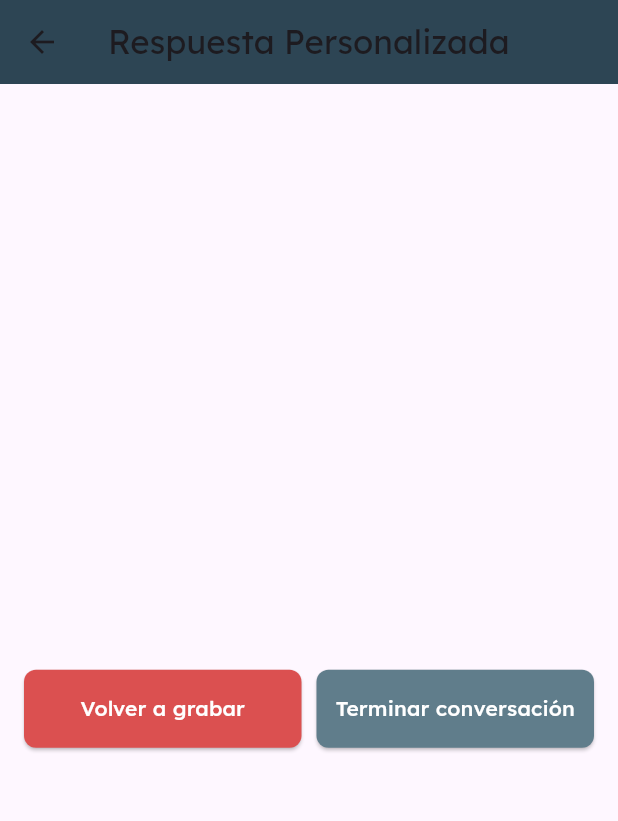
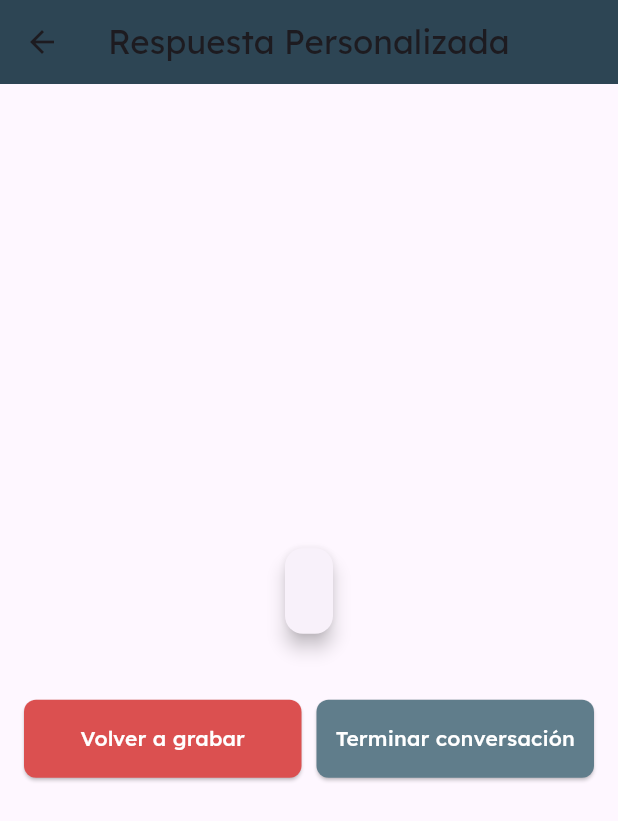
Before and after one commit to QuipuTalk/mobile, a Flutter app: the ResponseDisplayScreen screen opened directly with empty values, on a phone screen of 412 x 824 dp. Shown: the top 821 px of the screen. Run offline on Flutter 3.47's test engine with Material 3 defaults, Android fonts, the phone set to English and light mode, and no system bars; our stand-ins replace camera, connectivity_plus, flutter_tts, permission_handler, shared_preferences, speech_to_text and 1 more; missing offline and left inert: video_trimmer; accounts and stored records are empty.

Commit message:
feat: basic response screen

```diff
--- a/lib/screens/answer/response_display_screen.dart
+++ b/lib/screens/answer/response_display_screen.dart
@@ -17,10 +17,23 @@ class ResponseDisplayScreen extends StatelessWidget {
         child: Column(
           mainAxisAlignment: MainAxisAlignment.center,
           children: [
-            Text(
-              response,
-              style: const TextStyle(fontSize: 18),
-              textAlign: TextAlign.center,
+            Flexible(
+              child: Card(
+                shape: RoundedRectangleBorder(
+                  borderRadius: BorderRadius.circular(12),
+                ),
+                elevation: 5,
+                child: Padding(
+                  padding: const EdgeInsets.all(16.0),
+                  child: SingleChildScrollView(
+                    child: Text(
+                      response,
+                      style: const TextStyle(fontSize: 18),
+                      textAlign: TextAlign.center,
+                    ),
+                  ),
+                ),
+              ),
             ),
             const SizedBox(height: 40),
             Row(
```
